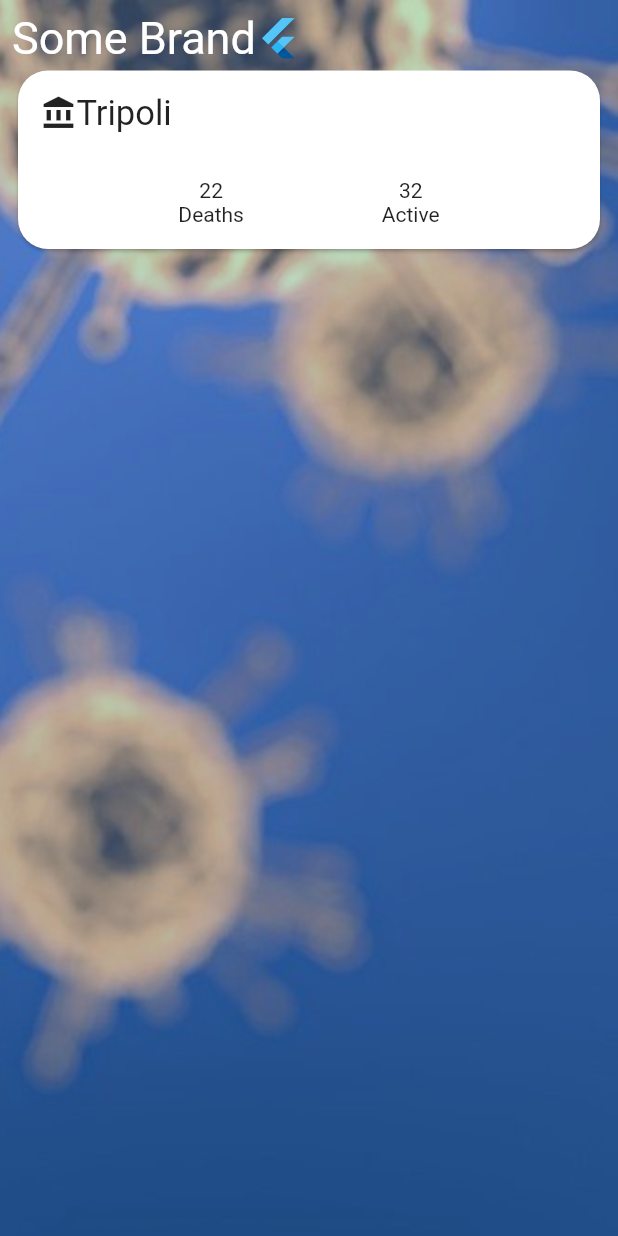
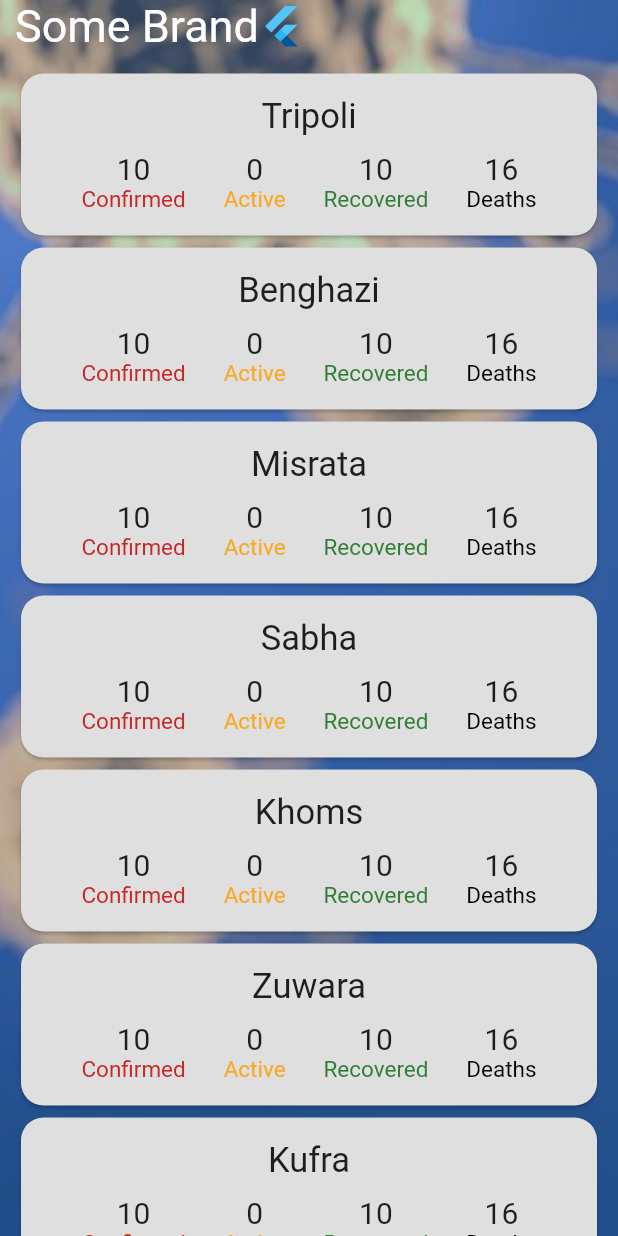
Before and after one commit to Edwardnewgate99/covid-19-cases-app, a Flutter app: the screen it shows after launch, on a phone screen of 412 x 824 dp. Run offline on Flutter 3.47's test engine with Material 2 defaults, Android fonts, the light colour scheme and no system bars.

Commit message:
cases card update

```diff
--- a/lib/screens/home_screen/cases_card.dart
+++ b/lib/screens/home_screen/cases_card.dart
@@ -5,9 +5,9 @@ class CasesCard extends StatelessWidget {
   const CasesCard({
     @required this.city,
     @required this.confirmed,
-    @required this.active,
     @required this.deaths,
     @required this.recovered,
+    @required this.active,
   });
 
   final String city;
@@ -15,30 +15,41 @@ class CasesCard extends StatelessWidget {
 
   @override
   Widget build(BuildContext context) => Card(
+
+    color: Color.fromRGBO(223, 223, 223, 1),
         shape: RoundedRectangleBorder(
+
           borderRadius: BorderRadius.all(
-            Radius.circular(20),
+            Radius.circular(15),
+
           ),
+
         ),
-        child: Padding(
+
+    child: Padding(
           padding: const EdgeInsets.all(15.0),
           child: Column(
+
             children: [
               Row(
+                  mainAxisAlignment: MainAxisAlignment.center,
                 children: [
-                  Icon(Icons.account_balance),
+
+
                   Text(
                     city,
                     style: TextStyle(fontSize: 23),
                   ),
                 ],
               ),
-              SizedBox(height: 30),
+              SizedBox(height: 10),
               Row(
                 mainAxisAlignment: MainAxisAlignment.spaceEvenly,
                 children: [
-                  NumberStats('Deaths', 22),
-                  NumberStats('Active', 32),
+                  NumberStats('Confirmed',confirmed),
+                  NumberStats('Active',active),
+                  NumberStats('Recovered',recovered),
+                  NumberStats('Deaths',deaths),
                 ],
               )
             ],
@@ -55,9 +66,20 @@ class NumberStats extends StatelessWidget {
 
   @override
   Widget build(BuildContext context) => Column(
+
         children: [
-          Text('$number'),
-          Text(name),
+          Text('$number'
+          ,style: TextStyle(fontSize: 20),),
+
+          tet(name),
         ],
       );
 }
+
+//coloring
+ tet(name){
+  return name=='Confirmed'? Text(name,style: TextStyle(fontSize: 15,color: Colors.red[800])):
+  name=='Active'? Text(name,style: TextStyle(fontSize: 15,color: Colors.yellow[800])):
+  name=='Recovered'? Text(name,style: TextStyle(fontSize: 15,color: Colors.green[800])):
+  Text(name,style: TextStyle(fontSize: 15,color: Colors.black));
+}
--- a/lib/screens/home_screen/home_screen.dart
+++ b/lib/screens/home_screen/home_screen.dart
@@ -1,6 +1,7 @@
 import 'package:covid19cases/screens/home_screen/cases_card.dart';
 import 'package:covid19cases/screens/home_screen/logo.dart';
 import 'package:flutter/material.dart';
+import 'dart:math';
 
 class HomeScreen extends StatelessWidget {
   const HomeScreen();
@@ -23,16 +24,71 @@ class HomeScreen extends StatelessWidget {
             SafeArea(
               child: Center(
                 child: Padding(
-                  padding: const EdgeInsets.all(8.0),
-                  child: Column(
+                  padding: const EdgeInsets.only(left: 10,right: 10),
+
+                  child: ListView(
+
                     children: [
                       Logo(),
+
+                      SizedBox(height: 10),
+
                       CasesCard(
                         city: 'Tripoli',
-                        active: 20,
-                        confirmed: 23,
-                        deaths: 32,
-                        recovered: 32,
+                        confirmed: new Random().nextInt(70-40),
+                        active: new Random().nextInt(50 - 30),
+                        deaths: new Random().nextInt(30-8),
+                        recovered: new Random().nextInt(25-10),
+                      ),
+
+                      CasesCard(
+                        city: 'Benghazi',
+                        confirmed: new Random().nextInt(70-40),
+                        active: new Random().nextInt(50 - 30),
+                        deaths: new Random().nextInt(30-8),
+                        recovered: new Random().nextInt(25-10),
+                      ),
+                      CasesCard(
+                        city: 'Misrata',
+                        confirmed: new Random().nextInt(70-40),
+                        active: new Random().nextInt(50 - 30),
+                        deaths: new Random().nextInt(30-8),
+                        recovered: new Random().nextInt(25-10),
+                      ),
+                      CasesCard(
+                        city: 'Sabha',
+                        confirmed: new Random().nextInt(70-40),
+                        active: new Random().nextInt(50 - 30),
+                        deaths: new Random().nextInt(30-8),
+                        recovered: new Random().nextInt(25-10),
+                      ),
+                      CasesCard(
+                        city: 'Khoms',
+                        confirmed: new Random().nextInt(70-40),
+                        active: new Random().nextInt(50 - 30),
+                        deaths: new Random().nextInt(30-8),
+                        recovered: new Random().nextInt(25-10),
+                      ),
+                      CasesCard(
+                        city: 'Zuwara',
+                        confirmed: new Random().nextInt(70-40),
+                        active: new Random().nextInt(50 - 30),
+                        deaths: new Random().nextInt(30-8),
+                        recovered: new Random().nextInt(25-10),
+                      ),
+                      CasesCard(
+                        city: 'Kufra',
+                        confirmed: new Random().nextInt(70-40),
+                        active: new Random().nextInt(50 - 30),
+                        deaths: new Random().nextInt(30-8),
+                        recovered: new Random().nextInt(25-10),
+                      ),
+                      CasesCard(
+                        city: 'Bani Walid',
+                        confirmed: new Random().nextInt(70-40),
+                        active: new Random().nextInt(50 - 30),
+                        deaths: new Random().nextInt(30-8),
+                        recovered: new Random().nextInt(25-10),
                       ),
                     ],
                   ),
```
Also changed, not shown: lib/screens/home_screen/resources_for_safety_card.dart (added), pubspec.lock.
